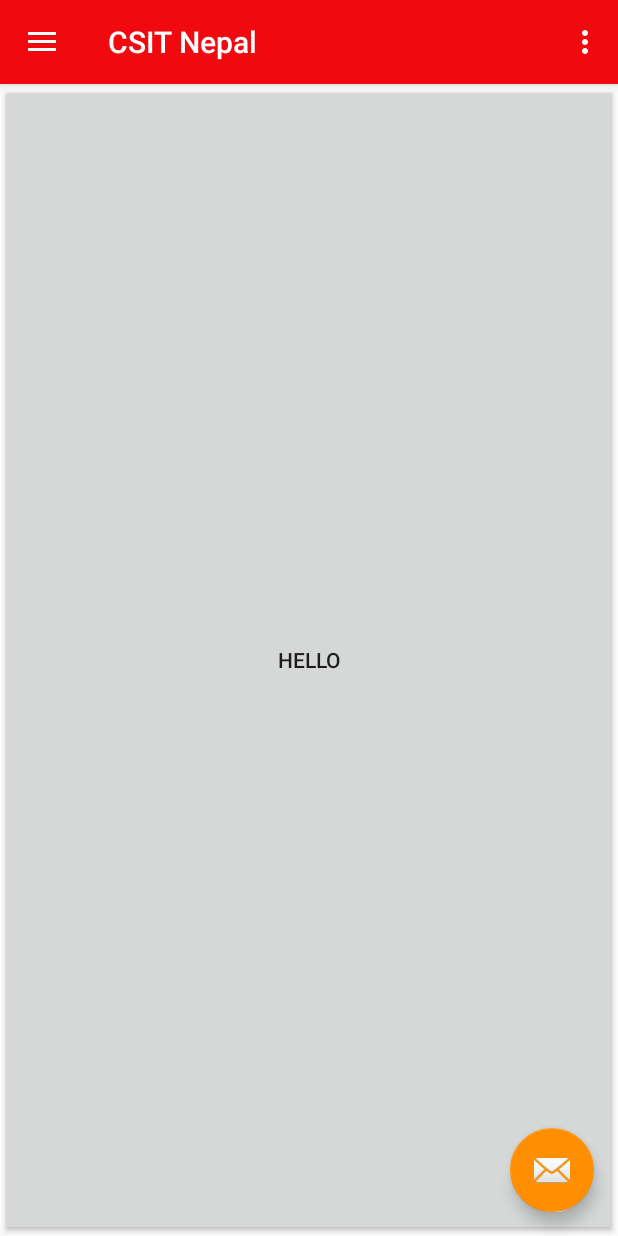
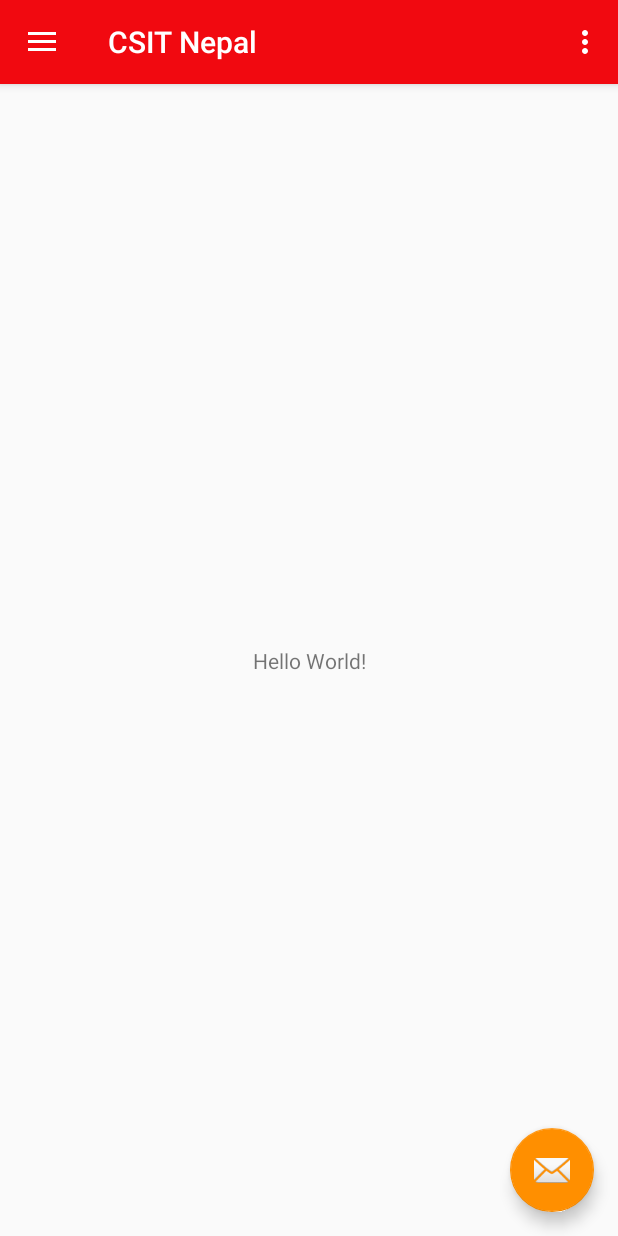
Before and after one commit to adksanjib/CSITNepal, an Android app: the screen it shows after launch (MainActivity), on a phone screen of 412 x 824 dp. Run offline under Robolectric (Android 15) with nearby library versions, the phone set to English and light mode, and no system bars.

Commit message:
removed button

```diff
--- a/app/src/main/res/layout/content_main.xml
+++ b/app/src/main/res/layout/content_main.xml
@@ -16,9 +16,5 @@
         app:layout_constraintLeft_toLeftOf="parent"
         app:layout_constraintRight_toRightOf="parent"
         app:layout_constraintTop_toTopOf="parent" />
-    <Button
-        android:layout_width="match_parent"
-        android:layout_height="match_parent"
-        android:text="hello"/>
 
 </androidx.constraintlayout.widget.ConstraintLayout>
```
